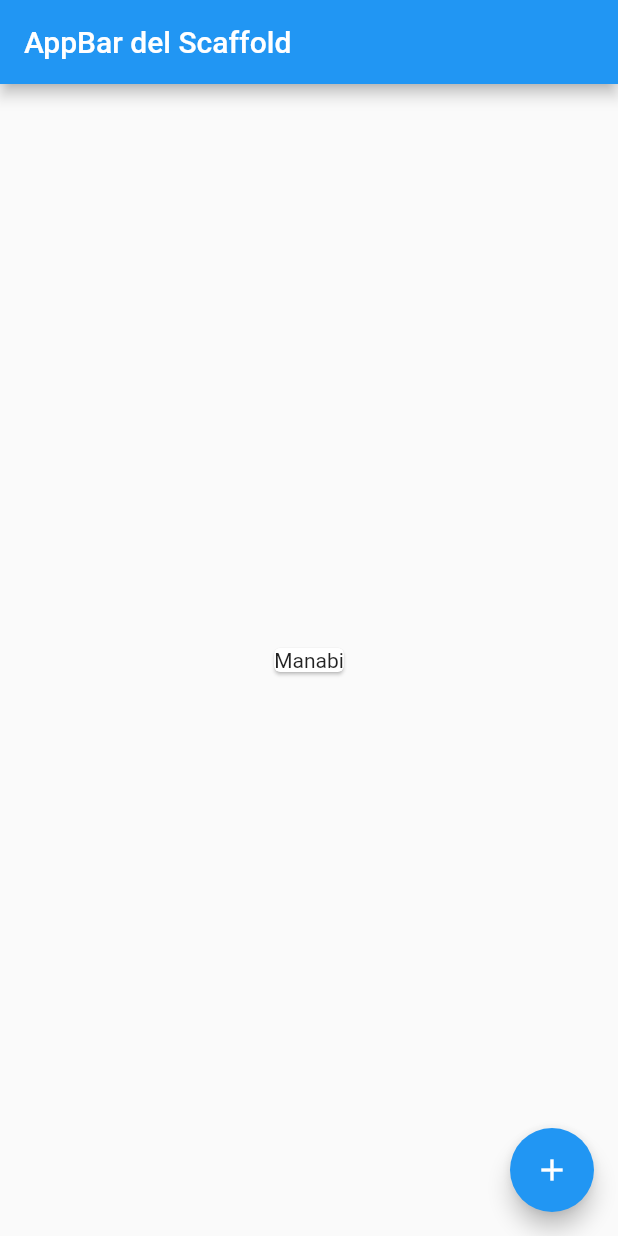
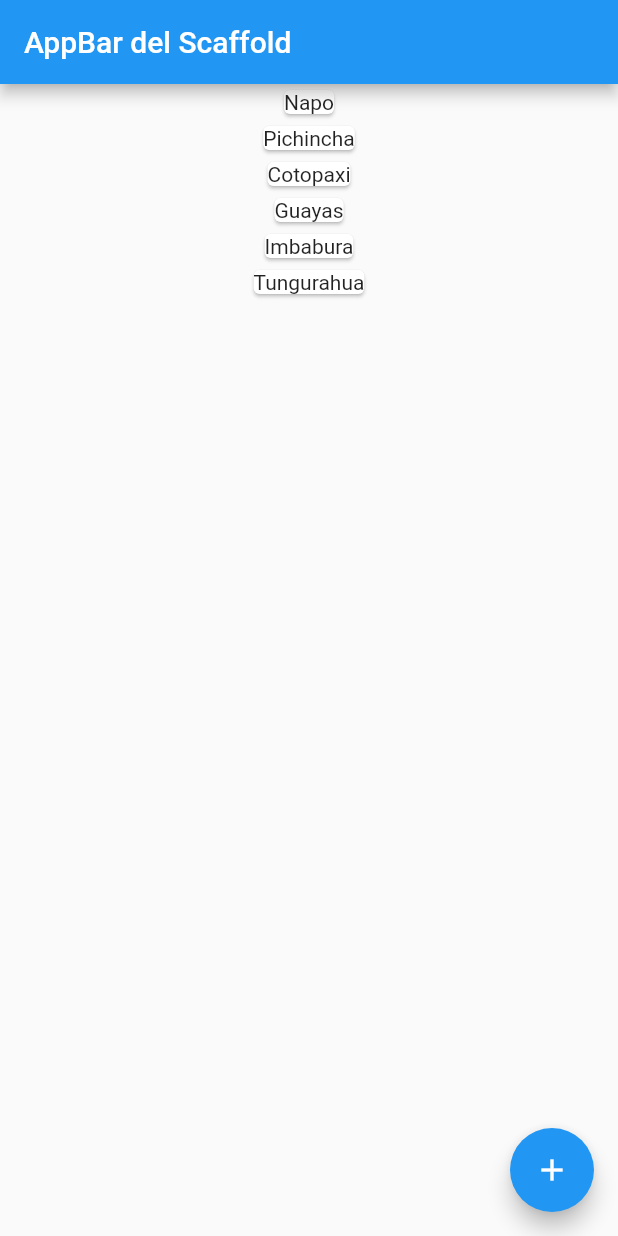
Before and after one commit to clayaldas/flutter_002, a Flutter app: the screen it shows after launch, after a tap on the "add" icon, on a phone screen of 412 x 824 dp. Run offline on Flutter 3.47's test engine with Material 3 defaults, Android fonts, the phone set to English and light mode, and no system bars.

Commit message:
Agregado un StatelessWidget con scroll

```diff
--- a/lib/main.dart
+++ b/lib/main.dart
@@ -2,11 +2,20 @@ import 'package:flutter/material.dart';
 import 'package:flutter_002/province.dart';
 
 void main() {
-  runApp(const MyApp());
+  runApp(MyApp());
 }
 
 class MyApp extends StatelessWidget {
-  const MyApp({super.key});
+  final List<String> provinces = [
+    'Napo',
+    'Pichincha',
+    'Cotopaxi',
+    'Guayas',
+    'Imbabura',
+    'Tungurahua',
+  ];
+
+  //const MyApp({super.key});
 
   @override
   Widget build(BuildContext context) {
@@ -16,11 +25,37 @@ class MyApp extends StatelessWidget {
       theme: ThemeData(useMaterial3: false),
       home: Scaffold(
         appBar: AppBar(title: Text('AppBar del Scaffold')),
+
         //body: Center(child: Text('Body del Scaffold')),
-        body: Center(child: Province(newProvince: 'Manabi')),
+        //body: Center(child: Province(newProvince: 'Manabi')),
+        body: ListView.builder(
+          //mainAxisAlignment: MainAxisAlignment.start,
+          /*
+          children: [
+            Province(newProvince: 'Tungurahua'),
+            Province(newProvince: 'Riobamba'),
+            Province(newProvince: 'Manabi'),
+            Province(newProvince: 'Loja'),
+            Province(newProvince: 'Azuay'),
+            Province(newProvince: 'Bolivar'),
+          ],
+          */
+          itemCount: provinces.length,
+          itemBuilder: (context, position) {
+            return Province(newProvince: provinces[position]);
+          },
+          /*
+          children: provinces
+              .map((item) => Province(newProvince: item))
+              .toList(),
+              */
+        ),
+
         floatingActionButton: FloatingActionButton(
           onPressed: () {
-            print('Presiono el botón');
+            //print('Presiono el botón');
+            provinces.add('Nueva provincia');
+            print('Cantidad de items: ${provinces.length}');
           },
           child: Icon(Icons.add),
         ),
--- a/lib/province.dart
+++ b/lib/province.dart
@@ -6,6 +6,6 @@ class Province extends StatelessWidget {
 
   @override
   Widget build(BuildContext context) {
-    return Card(child: Text(newProvince));
+    return Center(child: Card(child: Text(newProvince)));
   }
 }
```
